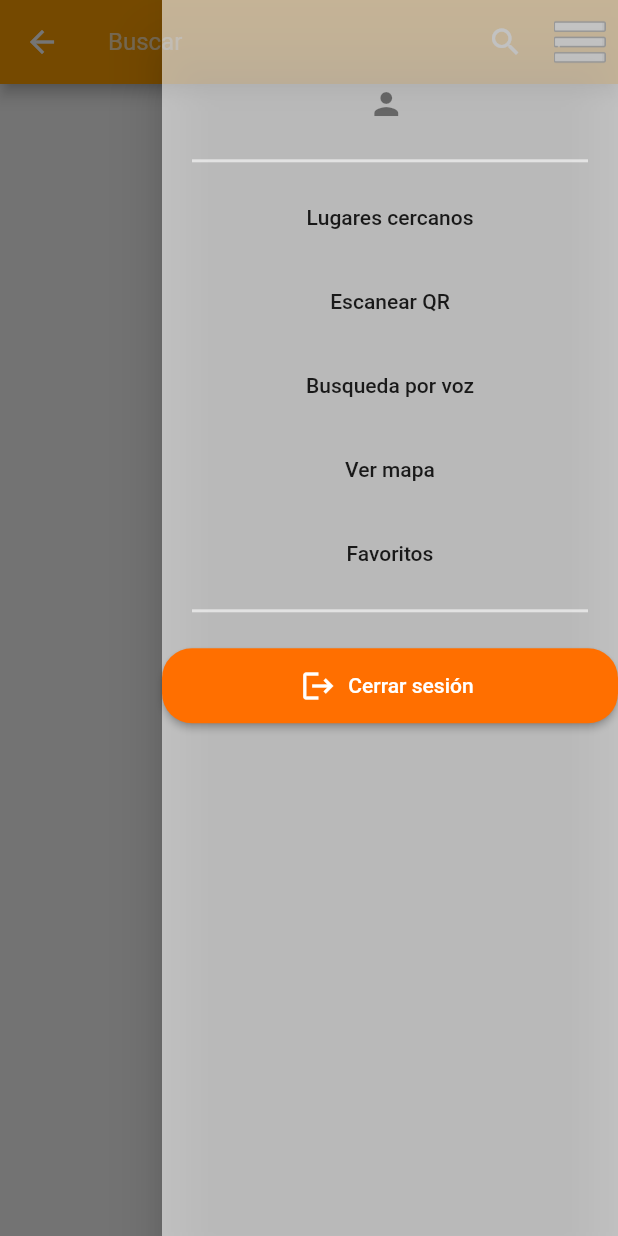
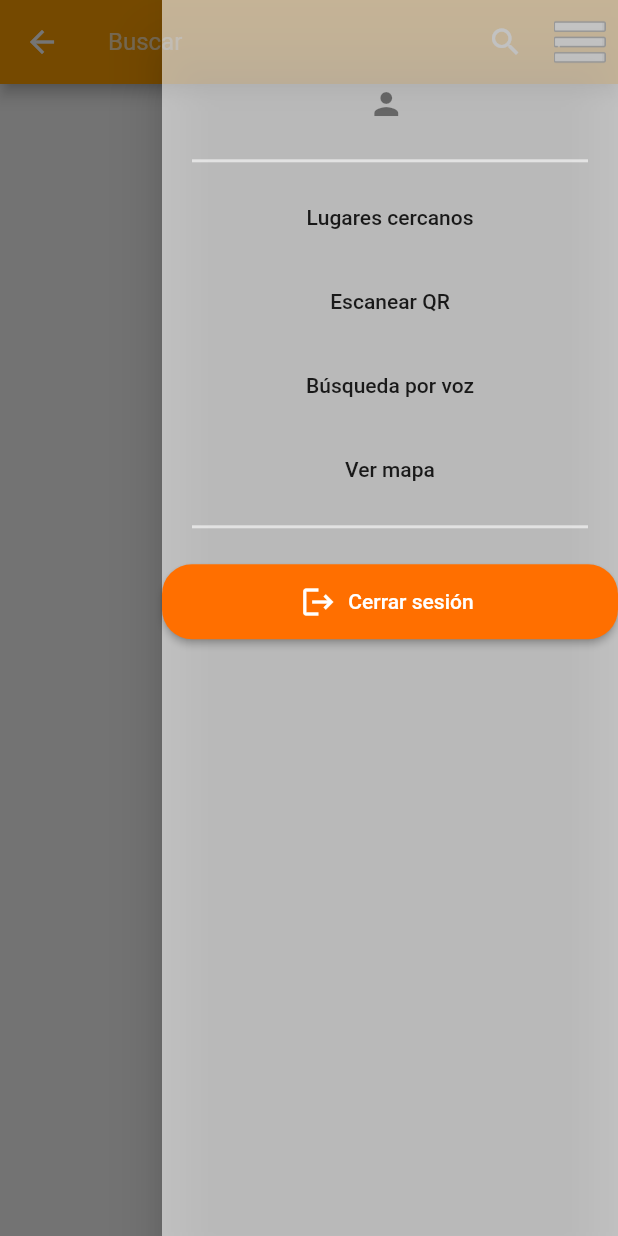
Before and after one commit to christianLizama/proyectoTecnologiasMoviles, a Flutter app: the MisFavoritos screen opened by its route, with the side drawer open, on a phone screen of 412 x 824 dp. Run offline on Flutter 3.47's test engine with Material 2 defaults, Android fonts, the phone set to English and light mode, and no system bars; our stand-ins replace avatar_glow, carousel_slider, cloud_firestore, firebase_auth, firebase_core, flutter_rating_bar and 4 more; missing offline and left inert: qr_code_scanner; accounts and stored records are empty.

Commit message:
cambios en vista de endDrawer

```diff
--- a/lib/pages/busqueda_voz.dart
+++ b/lib/pages/busqueda_voz.dart
@@ -103,6 +103,7 @@ class _BusquedaVozState extends State<BusquedaVoz> {
         onSignOutPressed: () {
           AuthServices.signOut(context);
         },
+        vistaPrevia: '/busquedaVoz',
       ),
       body: Center(
         child: Column(
--- a/lib/pages/escanear_qr.dart
+++ b/lib/pages/escanear_qr.dart
@@ -67,7 +67,6 @@ class _EscanearQrState extends State<EscanearQr> {
                   'lib/icons/menu.png', // Reemplaza la ruta con la ubicación de tu imagen
                 ),
                 iconSize: 35,
-
                 onPressed: () {
                   Scaffold.of(context).openEndDrawer();
                 },
@@ -81,6 +80,7 @@ class _EscanearQrState extends State<EscanearQr> {
         onSignOutPressed: () {
           AuthServices.signOut(context);
         },
+        vistaPrevia: '/escanearQR',
       ),
       body: Column(
         children: [
--- a/lib/pages/favoritos.dart
+++ b/lib/pages/favoritos.dart
@@ -204,6 +204,7 @@ class _MisFavoritosState extends State<MisFavoritos> {
         onSignOutPressed: () {
           AuthServices.signOut(context);
         },
+        vistaPrevia: '/favoritos',
       ),
       body: Padding(
         padding: const EdgeInsets.only(top: 30.0),
--- a/lib/pages/lugares_cercanos.dart
+++ b/lib/pages/lugares_cercanos.dart
@@ -168,6 +168,7 @@ class _LugaresCercanosState extends State<LugaresCercanos> {
         onSignOutPressed: () {
           AuthServices.signOut(context);
         },
+        vistaPrevia: '/lugaresCercanos',
       ),
       body: Padding(
         padding: const EdgeInsets.only(top: 30.0),
--- a/lib/pages/mapa.dart
+++ b/lib/pages/mapa.dart
@@ -162,6 +162,7 @@ class MapSampleState extends State<MapSample> {
         onSignOutPressed: () {
           AuthServices.signOut(context);
         },
+        vistaPrevia: '/verMapa',
       ),
       body: locationEnabled
           ? Stack(
--- a/lib/util/end_drawer.dart
+++ b/lib/util/end_drawer.dart
@@ -2,11 +2,15 @@ import 'package:flutter/material.dart';
 import 'package:firebase_auth/firebase_auth.dart';
 
 class EndDrawer extends StatelessWidget {
+  final String? _vistaPrevia;
+
   const EndDrawer({
     Key? key,
     required this.user,
     required this.onSignOutPressed,
-  }) : super(key: key);
+    String? vistaPrevia,
+  })  : _vistaPrevia = vistaPrevia,
+        super(key: key);
 
   final User? user;
   final VoidCallback onSignOutPressed;
@@ -48,49 +52,54 @@ class EndDrawer extends StatelessWidget {
                 indent: 20,
                 endIndent: 20,
               ),
+              if (_vistaPrevia != '/lugaresCercanos')
                 ListTile(
                   title: const Center(
                     child: Text('Lugares cercanos'),
                   ),
                   onTap: () {
-                  // Agrega el código para la opción
-                  Navigator.pushNamed(context, '/lugaresCercanos');
+                    Navigator.pushNamed(context, '/lugaresCercanos',
+                        arguments: '/lugaresCercanos');
                   },
                 ),
+              if (_vistaPrevia != '/escanearQR')
                 ListTile(
                   title: const Center(
                     child: Text('Escanear QR'),
                   ),
                   onTap: () {
-                  // Agrega el código para la opción
-                  Navigator.pushNamed(context, '/escanearQR');
+                    Navigator.pushNamed(context, '/escanearQR',
+                        arguments: '/escanearQR');
                   },
                 ),
+              if (_vistaPrevia != '/busquedaVoz')
                 ListTile(
                   title: const Center(
-                  child: Text('Busqueda por voz'),
+                    child: Text('Búsqueda por voz'),
                   ),
                   onTap: () {
-                  // Agrega el código para la opción
-                  Navigator.pushNamed(context, '/busquedaVoz');
+                    Navigator.pushNamed(context, '/busquedaVoz',
+                        arguments: '/busquedaVoz');
                   },
                 ),
+              if (_vistaPrevia != '/verMapa')
                 ListTile(
                   title: const Center(
                     child: Text('Ver mapa'),
                   ),
                   onTap: () {
-                  // Agrega el código para la opción
-                  Navigator.pushNamed(context, '/verMapa');
+                    Navigator.pushNamed(context, '/verMapa',
+                        arguments: '/verMapa');
                   },
                 ),
+              if (_vistaPrevia != '/favoritos')
                 ListTile(
                   title: const Center(
                     child: Text('Favoritos'),
                   ),
                   onTap: () {
-                  // Agrega el código para la opción
-                  Navigator.pushNamed(context, '/favoritos');
+                    Navigator.pushNamed(context, '/favoritos',
+                        arguments: '/favoritos');
                   },
                 ),
               const Divider(
```
Lines whose indentation alone changed are shown as unchanged.
